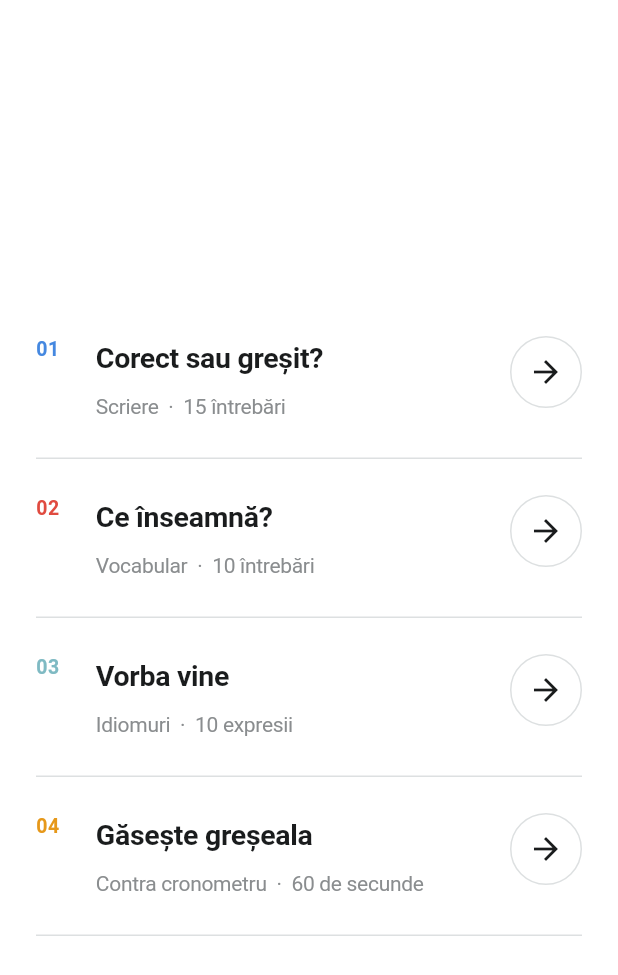
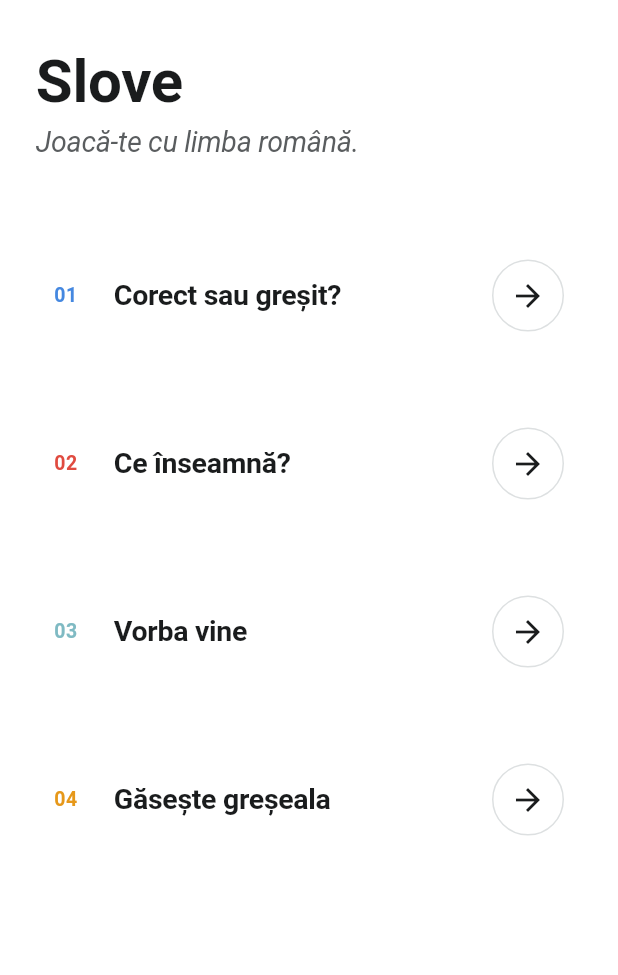
Before and after one commit to mihaiiova/lexio, a Flutter app: the screen it shows after launch, on a phone screen of 412 x 824 dp. Shown: the top 975 px of the screen. Run offline on Flutter 3.47's test engine with Material 3 defaults, Android fonts, the phone set to English and light mode, and no system bars; our stand-ins replace google_fonts, shared_preferences.

Commit message:
Redesign home screen with Slove branding, remove descriptions and dividers

```diff
--- a/lib/home/home_screen.dart
+++ b/lib/home/home_screen.dart
@@ -1,4 +1,5 @@
 import 'package:flutter/material.dart';
+import 'package:google_fonts/google_fonts.dart';
 
 import '../design/animations.dart';
 import '../design/colors.dart';
@@ -28,33 +29,33 @@ class HomeScreen extends StatelessWidget {
                   horizontal: LexioSpacing.screenHorizontal,
                 ),
                 child: Column(
-                  mainAxisAlignment: MainAxisAlignment.center,
+                  crossAxisAlignment: CrossAxisAlignment.stretch,
+                  mainAxisAlignment: MainAxisAlignment.start,
                   children: [
+                    SizedBox(height: LexioSpacing.sectionGap),
+                    _buildHeader(),
+                    SizedBox(height: LexioSpacing.sectionGap),
                     _GameEntry(
                       number: '01',
                       title: 'Corect sau greșit?',
-                      details: 'Scriere  ·  15 întrebări',
                       accentColor: LexioColors.primary,
                       onTap: () => _open(context, const GrammarScreen()),
                     ),
                     _GameEntry(
                       number: '02',
                       title: 'Ce înseamnă?',
-                      details: 'Vocabular  ·  10 întrebări',
                       accentColor: LexioColors.secondary,
                       onTap: () => _open(context, const VocabularyScreen()),
                     ),
                     _GameEntry(
                       number: '03',
                       title: 'Vorba vine',
-                      details: 'Idiomuri  ·  10 expresii',
                       accentColor: LexioColors.teal,
                       onTap: () => _open(context, const IdiomsScreen()),
                     ),
                     _GameEntry(
                       number: '04',
                       title: 'Găsește greșeala',
-                      details: 'Contra cronometru  ·  60 de secunde',
                       accentColor: LexioColors.accent,
                       onTap: () => _open(context, const SpotScreen()),
                     ),
@@ -65,6 +66,30 @@ class HomeScreen extends StatelessWidget {
           ),
         ),
       ),
+    );
+  }
+
+  Widget _buildHeader() {
+    return Column(
+      crossAxisAlignment: CrossAxisAlignment.start,
+      children: [
+        Text(
+          'Slove',
+          style: GoogleFonts.noticiaText(
+            textStyle: LexioTextStyles.displayLarge.copyWith(
+              color: LexioColors.textPrimary,
+            ),
+          ),
+        ),
+        const SizedBox(height: LexioSpacing.xs),
+        Text(
+          'Joacă-te cu limba română.',
+          style: LexioTextStyles.bodyLarge.copyWith(
+            color: LexioColors.textSecondary,
+            fontStyle: FontStyle.italic,
+          ),
+        ),
+      ],
     );
   }
 
@@ -96,14 +121,12 @@ class _GameEntry extends StatelessWidget {
   const _GameEntry({
     required this.number,
     required this.title,
-    required this.details,
     required this.accentColor,
     required this.onTap,
   });
 
   final String number;
   final String title;
-  final String details;
   final Color accentColor;
   final VoidCallback onTap;
 
@@ -114,13 +137,15 @@ class _GameEntry extends StatelessWidget {
       child: InkWell(
         onTap: onTap,
         borderRadius: BorderRadius.circular(LexioRadius.md),
+        child: Padding(
+          padding: const EdgeInsets.symmetric(
+            horizontal: LexioSpacing.md,
+            vertical: LexioSpacing.sm,
+          ),
           child: Container(
             padding: const EdgeInsets.symmetric(vertical: LexioSpacing.xl),
-          decoration: const BoxDecoration(
-            border: Border(bottom: BorderSide(color: LexioColors.divider)),
-          ),
             child: Row(
-            crossAxisAlignment: CrossAxisAlignment.start,
+              crossAxisAlignment: CrossAxisAlignment.center,
               children: [
                 SizedBox(
                   width: LexioSpacing.xxl,
@@ -134,24 +159,14 @@ class _GameEntry extends StatelessWidget {
                 ),
                 const SizedBox(width: LexioSpacing.sm),
                 Expanded(
-                child: Column(
-                  crossAxisAlignment: CrossAxisAlignment.start,
-                  children: [
-                    Text(
+                  child: Text(
                     title,
-                      style: LexioTextStyles.bodyLarge.copyWith(
+                    style: GoogleFonts.noticiaText(
+                      textStyle: LexioTextStyles.bodyLarge.copyWith(
                         color: LexioColors.textPrimary,
                         fontWeight: FontWeight.w600,
                       ),
                     ),
-                    const SizedBox(height: LexioSpacing.sm),
-                    Text(
-                      details,
-                      style: LexioTextStyles.bodySmall.copyWith(
-                        color: LexioColors.textTertiary,
-                      ),
-                    ),
-                  ],
                   ),
                 ),
                 const SizedBox(width: LexioSpacing.md),
@@ -172,6 +187,7 @@ class _GameEntry extends StatelessWidget {
             ),
           ),
         ),
+      ),
     );
   }
 }
```
Also changed, not shown: 1 other file. Lines whose indentation alone changed are shown as unchanged.
